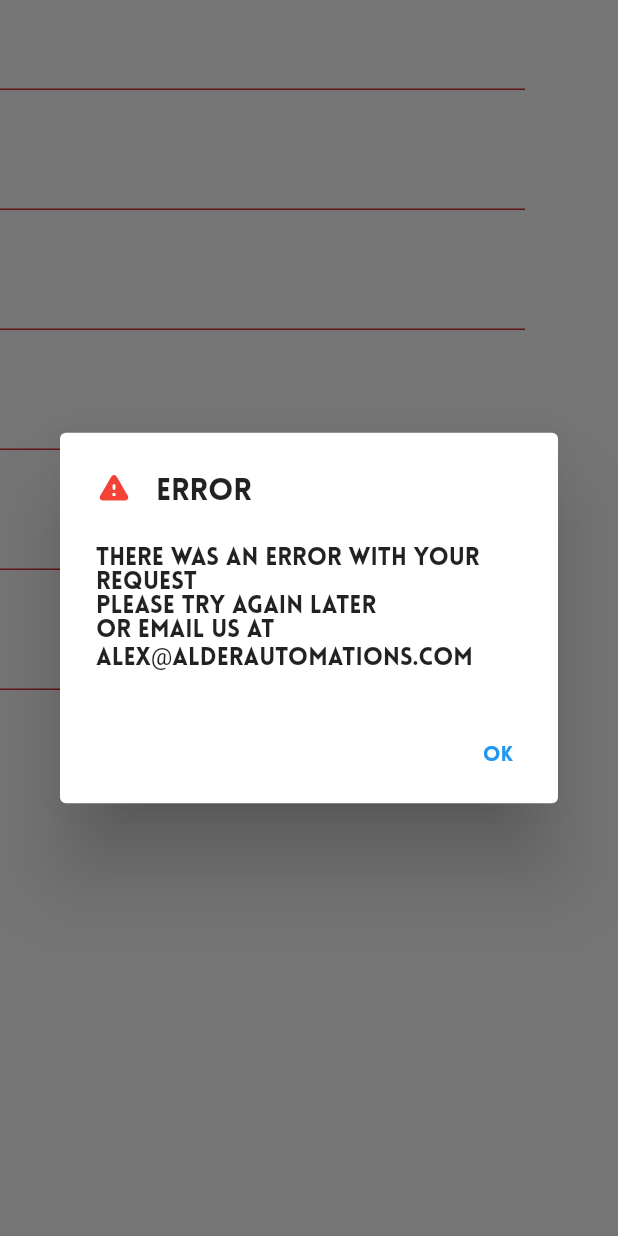
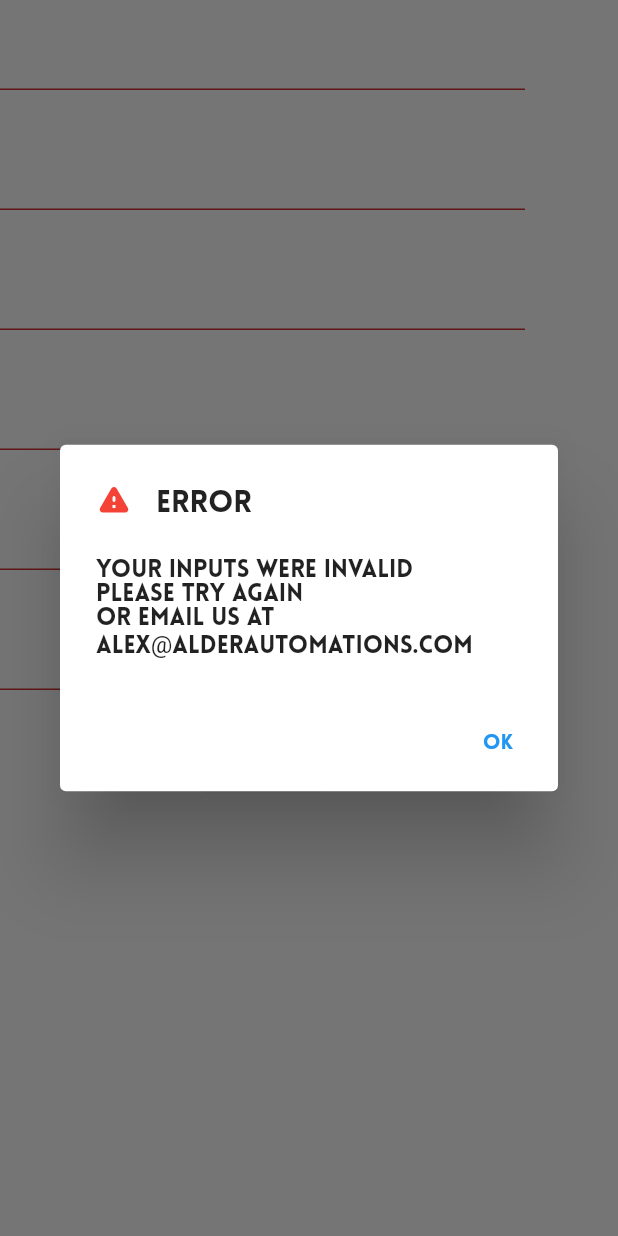
Before and after one commit to alex90271/flutter_site_alderautomations, a Flutter app: the TextContactForm widget shown alone on an empty page, opened directly, after a tap on "Submit", on a phone screen of 412 x 824 dp. Run offline on Flutter 3.47's test engine with Material 2 defaults, Android fonts, the phone set to English and light mode, and no system bars; our stand-ins replace cloud_firestore, firebase_core, responsive_builder, table_calendar, validators; accounts and stored records are empty; generated files the repository leaves out were written again.

Commit message:
add invalid inputs message

```diff
--- a/lib/widgets/contact_form/contact_form.dart
+++ b/lib/widgets/contact_form/contact_form.dart
@@ -6,7 +6,6 @@ import 'package:validators/validators.dart';
 import '../alert_dialog/alert_dialog.dart';
 
 FirebaseFirestore firestore = FirebaseFirestore.instance;
-
 const length = 30;
 
 decoration(labeltxt) => InputDecoration(
@@ -207,7 +206,7 @@ class _TextContactFormState extends State<TextContactForm> {
                       return const ShowInvalidAlert(
                         invalidHeader: "Error",
                         invalidBody:
-                            "There was an error with your request\nplease try again later\nor email us at alex@alderautomations.com",
+                            "Your inputs were invalid\nplease try again\nor email us at alex@alderautomations.com",
                       );
                     });
               }
```
